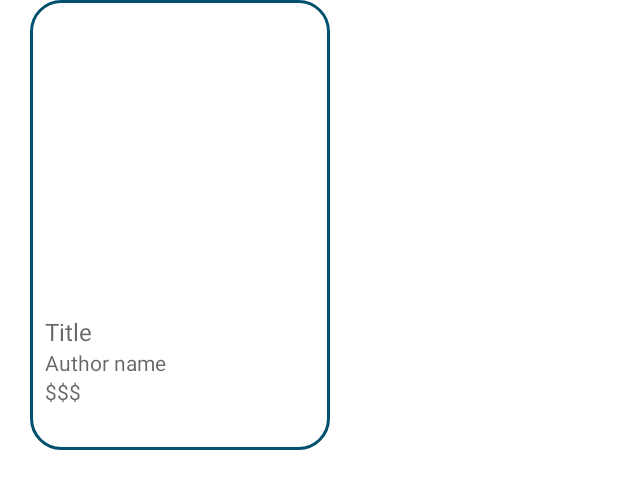
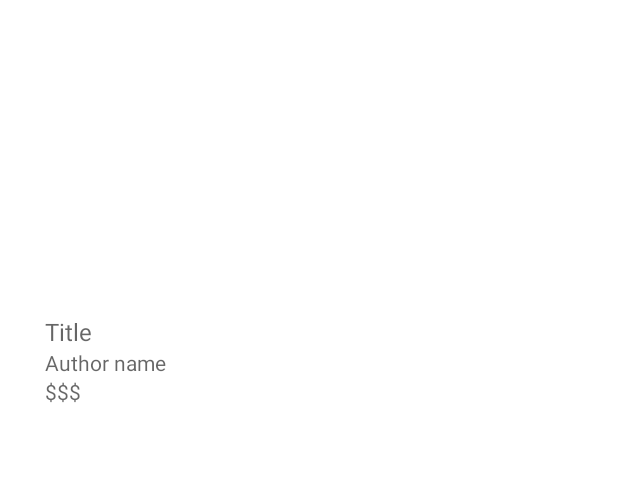
Before and after one commit to jayaspiya/everest-book-kotlin-app, an Android app: the layout book_recycler_view.xml on its own in the app's theme, with its tools: preview values and no code run, on a phone screen of 412 x 824 dp. Shown: the top 489 px of the screen. Run offline under Robolectric (Android 15) with nearby library versions, the phone set to English and light mode, and no system bars.

```diff
--- a/app/src/main/res/layout/activity_home.xml
+++ b/app/src/main/res/layout/activity_home.xml
@@ -6,7 +6,8 @@
     xmlns:tools="http://schemas.android.com/tools"
     android:layout_width="match_parent"
     android:layout_height="match_parent"
-    android:layout_marginHorizontal="20dp"
+    android:paddingHorizontal="20dp"
+    android:background="@color/bg_gray"
     tools:context=".HomeActivity">
     <TextView
         android:layout_width="match_parent"
--- a/app/src/main/res/layout/book_recycler_view.xml
+++ b/app/src/main/res/layout/book_recycler_view.xml
@@ -1,9 +1,10 @@
 <?xml version="1.0" encoding="utf-8"?>
 <RelativeLayout xmlns:android="http://schemas.android.com/apk/res/android"
+    android:id="@+id/mainRelativeLayout"
     android:layout_width="200dp"
     android:layout_height="300dp"
     android:padding="10dp"
-    android:background="@drawable/btn_round"
+    android:background="#ffffff"
     android:layout_marginHorizontal="20dp">
 
     <ImageView
--- a/app/src/main/res/values/colors.xml
+++ b/app/src/main/res/values/colors.xml
@@ -2,6 +2,7 @@
 <resources>
     <color name="purple_200">#FFBB86FC</color>
     <color name="prime">#00506E</color>
+    <color name="bg_gray">#f5f5f5</color>
     <color name="purple_500">#FF6200EE</color>
     <color name="purple_700">#FF3700B3</color>
     <color name="teal_200">#FF03DAC5</color>
```
Also changed, not shown: app/src/main/java/com/jayaspiya/everestbooks/adapter/BookAdapter.kt (+12 -1 lines).
